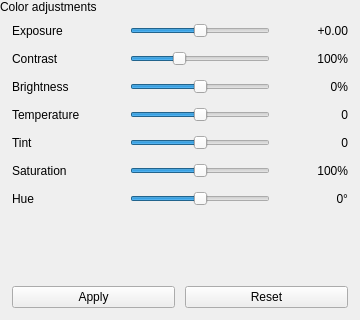
This is qimgv/gui/overlays/coloradjustmentsoverlay.ui in hadoooooouken/qimgv-plus as Qt 5 draws it before an edit. The edited form follows.
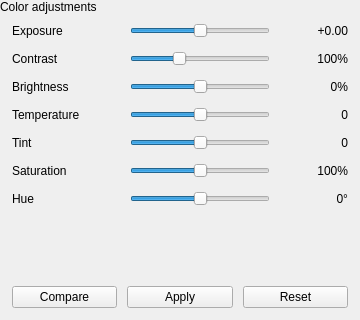
This is the edited form. Custom widgets are drawn as their Qt base class.

Commit message: deferred AI upscale + Compare button

```diff
--- a/qimgv/gui/overlays/coloradjustmentsoverlay.ui
+++ b/qimgv/gui/overlays/coloradjustmentsoverlay.ui
@@ -703,6 +703,19 @@
      </item>
      <item>
       <layout class="QHBoxLayout" name="buttonLayout">
+       <item>
+        <widget class="QPushButton" name="compareButton">
+         <property name="focusPolicy">
+          <enum>Qt::NoFocus</enum>
+         </property>
+         <property name="accessibleName">
+          <string notr="true">Button</string>
+         </property>
+         <property name="text">
+          <string>Compare</string>
+         </property>
+        </widget>
+       </item>
        <item>
         <widget class="QPushButton" name="applyButton">
          <property name="focusPolicy">
```
The commit also changes 28 other files.
